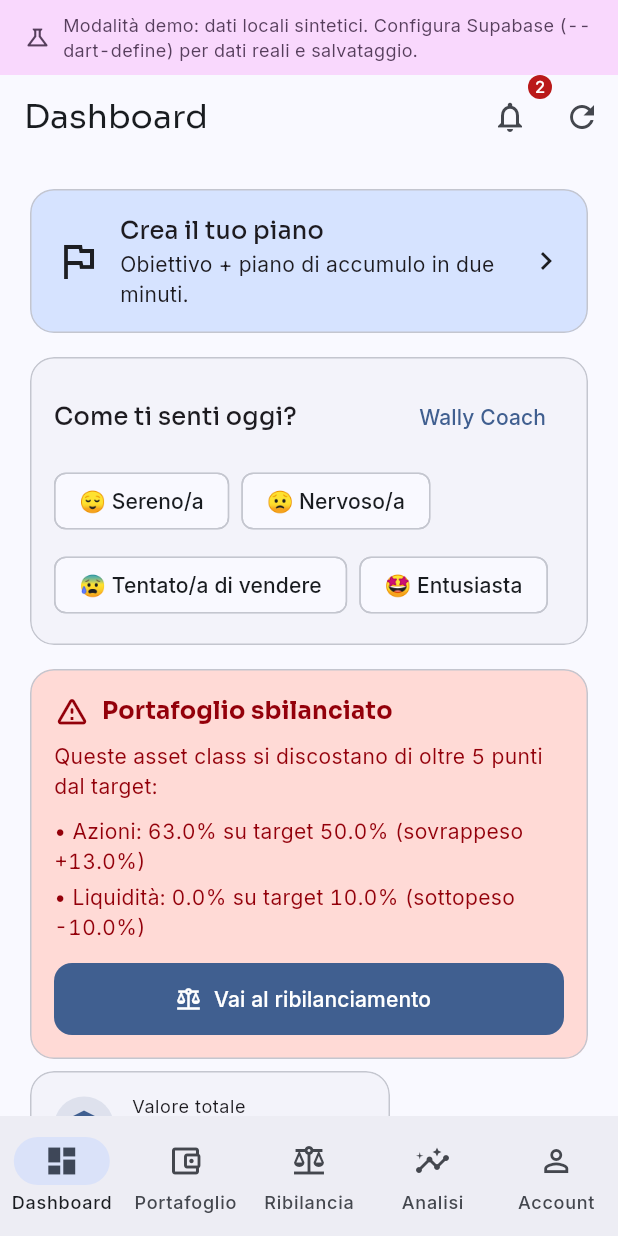
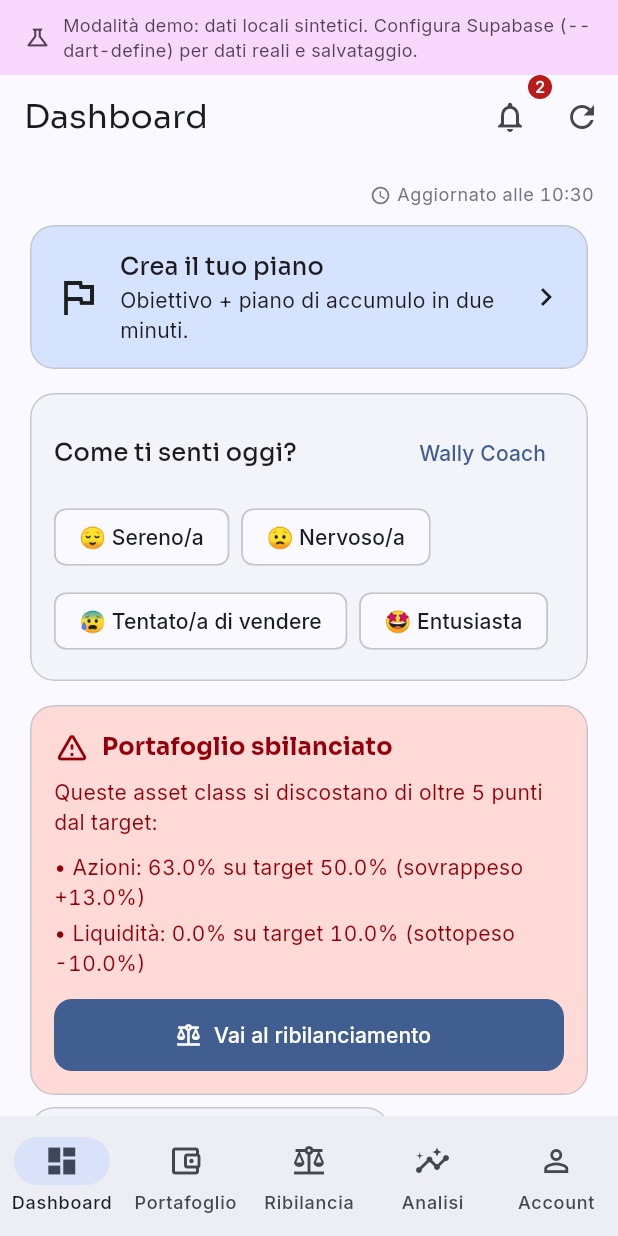
Before and after one commit to giaco-mix/wally, a Flutter app: the screen it shows after launch, on a phone screen of 412 x 824 dp. Run offline on Flutter 3.47's test engine with Material 3 defaults, Android fonts, the phone set to English and light mode, and no system bars; our stand-ins replace csv, file_picker, fl_chart, flutter_riverpod, go_router, google_fonts and 1 more; missing offline and left inert: dart:js_interop; accounts and stored records are empty.

Commit message:
feat(dashboard): più dinamica — variazione di oggi, drill-down settore, refresh
Step "più dinamico" (Fabio), in sequenza:
- D1: variazione di OGGI per posizione (Quote.dayChange) nelle liste +
  card "Oggi" in dashboard
- D2: drill-down anche per settore (torta settori cliccabile);
  HoldingsByClassScreen generalizzato in HoldingsFilterScreen (classe/settore)
- D3: "Aggiornato alle HH:mm" + pull-to-refresh in dashboard
  (lastQuotesRefreshProvider via Notifier)

analyze pulito, 17 test verdi, build web ok.

Co-Authored-By: Claude Opus 4.8 <noreply@anthropic.com>

```diff
--- a/lib/features/dashboard/presentation/dashboard_screen.dart
+++ b/lib/features/dashboard/presentation/dashboard_screen.dart
@@ -25,6 +25,22 @@ class DashboardScreen extends ConsumerWidget {
   Widget build(BuildContext context, WidgetRef ref) {
     final positions = ref.watch(positionsProvider);
 
+    // Registra il momento dell'ultimo aggiornamento riuscito delle quotazioni.
+    ref.listen(quotesProvider, (_, next) {
+      if (next.hasValue) {
+        ref.read(lastQuotesRefreshProvider.notifier).stampNow();
+      }
+    });
+
+    Future<void> refresh() async {
+      ref.invalidate(quotesProvider);
+      try {
+        await ref.read(quotesProvider.future);
+      } catch (_) {
+        // L'errore è già gestito dallo stato del provider.
+      }
+    }
+
     return Scaffold(
       appBar: AppBar(
         title: const Text('Dashboard'),
@@ -33,7 +49,7 @@ class DashboardScreen extends ConsumerWidget {
           IconButton(
             tooltip: 'Aggiorna',
             icon: const Icon(Icons.refresh),
-            onPressed: () => ref.invalidate(quotesProvider),
+            onPressed: refresh,
           ),
         ],
       ),
@@ -53,7 +69,10 @@ class DashboardScreen extends ConsumerWidget {
               ),
             );
           }
-          return _DashboardBody(positions: list);
+          return RefreshIndicator(
+            onRefresh: refresh,
+            child: _DashboardBody(positions: list),
+          );
         },
       ),
     );
@@ -76,16 +95,31 @@ class _NotificationBell extends StatelessWidget {
   }
 }
 
-class _DashboardBody extends StatelessWidget {
+class _DashboardBody extends ConsumerWidget {
   const _DashboardBody({required this.positions});
   final List<Position> positions;
 
   @override
-  Widget build(BuildContext context) {
+  Widget build(BuildContext context, WidgetRef ref) {
+    final updatedAt = ref.watch(lastQuotesRefreshProvider);
     final totalValue = positions.fold<double>(0, (a, p) => a + p.marketValue);
     final totalCost = positions.fold<double>(0, (a, p) => a + p.costBasis);
     final gain = totalValue - totalCost;
     final gainPct = totalCost == 0 ? 0.0 : (gain / totalCost) * 100;
+
+    // Variazione di oggi (somma sulle posizioni quotate).
+    var dayChange = 0.0;
+    var prevValue = 0.0;
+    var anyQuote = false;
+    for (final p in positions) {
+      final dc = p.dayChange;
+      if (dc != null) {
+        dayChange += dc;
+        prevValue += p.marketValue - dc;
+        anyQuote = true;
+      }
+    }
+    final dayPct = prevValue == 0 ? 0.0 : (dayChange / prevValue) * 100;
 
     final byClass = <String, double>{};
     final bySector = <String, double>{};
@@ -105,6 +139,25 @@ class _DashboardBody extends StatelessWidget {
     return ListView(
       padding: const EdgeInsets.all(16),
       children: [
+        if (updatedAt != null)
+          Padding(
+            padding: const EdgeInsets.only(bottom: 8),
+            child: Row(
+              mainAxisAlignment: MainAxisAlignment.end,
+              children: [
+                Icon(Icons.schedule,
+                    size: 14,
+                    color: Theme.of(context).colorScheme.outline),
+                const SizedBox(width: 4),
+                Text(
+                  'Aggiornato alle ${Fmt.time(updatedAt)}',
+                  style: Theme.of(context).textTheme.bodySmall?.copyWith(
+                        color: Theme.of(context).colorScheme.outline,
+                      ),
+                ),
+              ],
+            ),
+          ),
         const PlanCard(),
         const SizedBox(height: 8),
         const CoachCard(),
@@ -125,6 +178,13 @@ class _DashboardBody extends StatelessWidget {
               icon: gain >= 0 ? Icons.trending_up : Icons.trending_down,
               color: gain >= 0 ? AppTheme.positive : AppTheme.negative,
             ),
+            if (anyQuote)
+              SummaryCard(
+                label: 'Oggi',
+                value: '${Fmt.signed(dayChange)}  (${Fmt.signedPct(dayPct)})',
+                icon: dayChange >= 0 ? Icons.today : Icons.today_outlined,
+                color: dayChange >= 0 ? AppTheme.positive : AppTheme.negative,
+              ),
             SummaryCard(
               label: 'Posizioni',
               value: positions.length.toString(),
@@ -150,7 +210,10 @@ class _DashboardBody extends StatelessWidget {
                   );
                   Navigator.of(context).push(
                     MaterialPageRoute<void>(
-                      builder: (_) => HoldingsByClassScreen(assetClass: ac),
+                      builder: (_) => HoldingsFilterScreen(
+                        title: ac.label,
+                        test: (p) => p.holding.assetClass == ac,
+                      ),
                     ),
                   );
                 },
@@ -163,6 +226,20 @@ class _DashboardBody extends StatelessWidget {
                 title: 'Allocazione per settore',
                 data: bySector,
                 total: totalValue,
+                onTap: (sector) {
+                  Navigator.of(context).push(
+                    MaterialPageRoute<void>(
+                      builder: (_) => HoldingsFilterScreen(
+                        title: sector,
+                        test: (p) {
+                          final s = p.holding.sector?.trim();
+                          final key = (s == null || s.isEmpty) ? 'N/D' : s;
+                          return key == sector;
+                        },
+                      ),
+                    ),
+                  );
+                },
               ),
             ),
           ],
--- a/lib/features/portfolio/domain/position.dart
+++ b/lib/features/portfolio/domain/position.dart
@@ -20,5 +20,13 @@ class Position {
 
   double get gainPercent => costBasis == 0 ? 0 : (gain / costBasis) * 100;
 
+  /// Variazione di valore di **oggi** (quantità × variazione giornaliera del
+  /// prezzo). Null se manca la quotazione.
+  double? get dayChange =>
+      quote == null ? null : quote!.dayChange * holding.quantity;
+
+  /// Variazione percentuale di oggi del prezzo (null senza quotazione).
+  double? get dayChangePercent => quote?.dayChangePercent;
+
   bool get hasQuote => quote != null;
 }
--- a/lib/features/portfolio/providers/portfolio_providers.dart
+++ b/lib/features/portfolio/providers/portfolio_providers.dart
@@ -40,6 +40,17 @@ class HoldingsController extends AsyncNotifier<List<Holding>> {
     ref.invalidateSelf();
     await future;
   }
+}
+
+/// Momento dell'ultimo aggiornamento riuscito delle quotazioni (per la UI).
+final lastQuotesRefreshProvider =
+    NotifierProvider<LastQuotesRefresh, DateTime?>(LastQuotesRefresh.new);
+
+class LastQuotesRefresh extends Notifier<DateTime?> {
+  @override
+  DateTime? build() => null;
+
+  void stampNow() => state = DateTime.now();
 }
 
 /// Quotazioni correnti per i simboli presenti in portafoglio.
--- a/lib/shared/format.dart
+++ b/lib/shared/format.dart
@@ -23,6 +23,9 @@ class Fmt {
   static String ratio(num? v, {int decimals = 2}) =>
       v == null ? '—' : v.toStringAsFixed(decimals);
 
+  static final _time = DateFormat.Hm('it_IT');
+  static String time(DateTime d) => _time.format(d);
+
   static String signed(num v) => v >= 0 ? '+${money(v)}' : money(v);
   static String signedPct(num v, {int decimals = 1}) =>
       v >= 0 ? '+${v.toStringAsFixed(decimals)}%' : '${v.toStringAsFixed(decimals)}%';
```
Also changed, not shown: lib/features/portfolio/presentation/holdings_by_class_screen.dart (+37 -19 lines), lib/features/portfolio/presentation/portfolio_screen.dart (+20 -4 lines).
